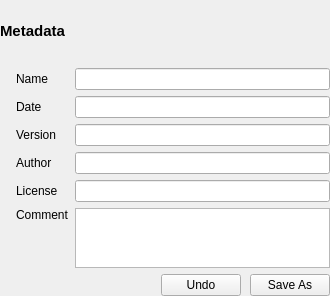
This is ui/designer/ui_metadata_widget.ui in herlegon/hconvert as Qt 5 draws it before an edit. The edited form follows.
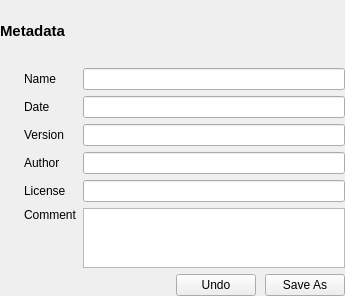
This is the edited form.

Diff of the .ui file:
```diff
--- a/ui/designer/ui_metadata_widget.ui
+++ b/ui/designer/ui_metadata_widget.ui
@@ -6,7 +6,7 @@
    <rect>
     <x>0</x>
     <y>0</y>
-    <width>330</width>
+    <width>345</width>
     <height>296</height>
    </rect>
   </property>
@@ -65,7 +65,7 @@
    <item>
     <layout class="QGridLayout" name="gridLayout">
      <property name="leftMargin">
-      <number>16</number>
+      <number>24</number>
      </property>
      <item row="3" column="1">
       <widget class="QLineEdit" name="lineedit_author">
@@ -101,7 +101,7 @@
        </property>
       </widget>
      </item>
-     <item row="5" column="0">
+     <item row="5" column="0" alignment="Qt::AlignmentFlag::AlignLeft|Qt::AlignmentFlag::AlignTop">
       <widget class="QLabel" name="label_comment">
        <property name="text">
         <string>Comment</string>
```
